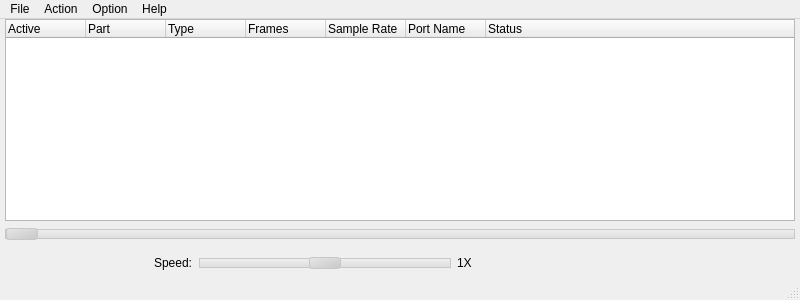
robotology/yarp, file src/yarpdataplayer-qt/include/UI/mainwindow.ui: the form before one commit.
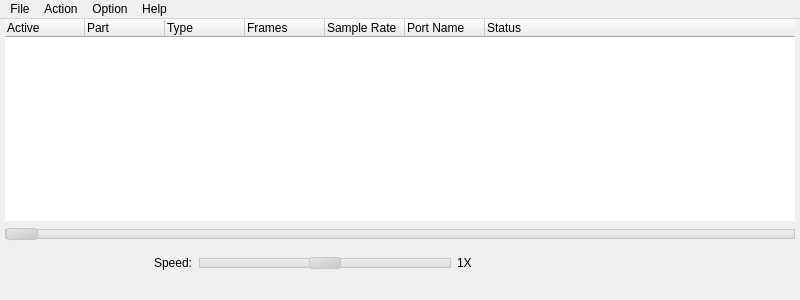
The form after the commit. Icons and pictures are not drawn.

```diff
--- a/src/yarpdataplayer-qt/include/UI/mainwindow.ui
+++ b/src/yarpdataplayer-qt/include/UI/mainwindow.ui
@@ -29,6 +29,9 @@
     </property>
     <item>
      <widget class="QTreeWidget" name="mainWidget">
+      <property name="frameShape">
+       <enum>QFrame::NoFrame</enum>
+      </property>
       <attribute name="headerDefaultSectionSize">
        <number>80</number>
       </attribute>
@@ -414,7 +417,11 @@
    <addaction name="menuOption"/>
    <addaction name="menuHelp"/>
   </widget>
-  <widget class="QStatusBar" name="statusBar"/>
+  <widget class="QStatusBar" name="statusBar">
+   <property name="styleSheet">
+    <string notr="true">border: none;</string>
+   </property>
+  </widget>
   <action name="actionOpen_Directory">
    <property name="icon">
     <iconset>
```
Left out of the diff: 66 changed lines with no effect on the pictures.
